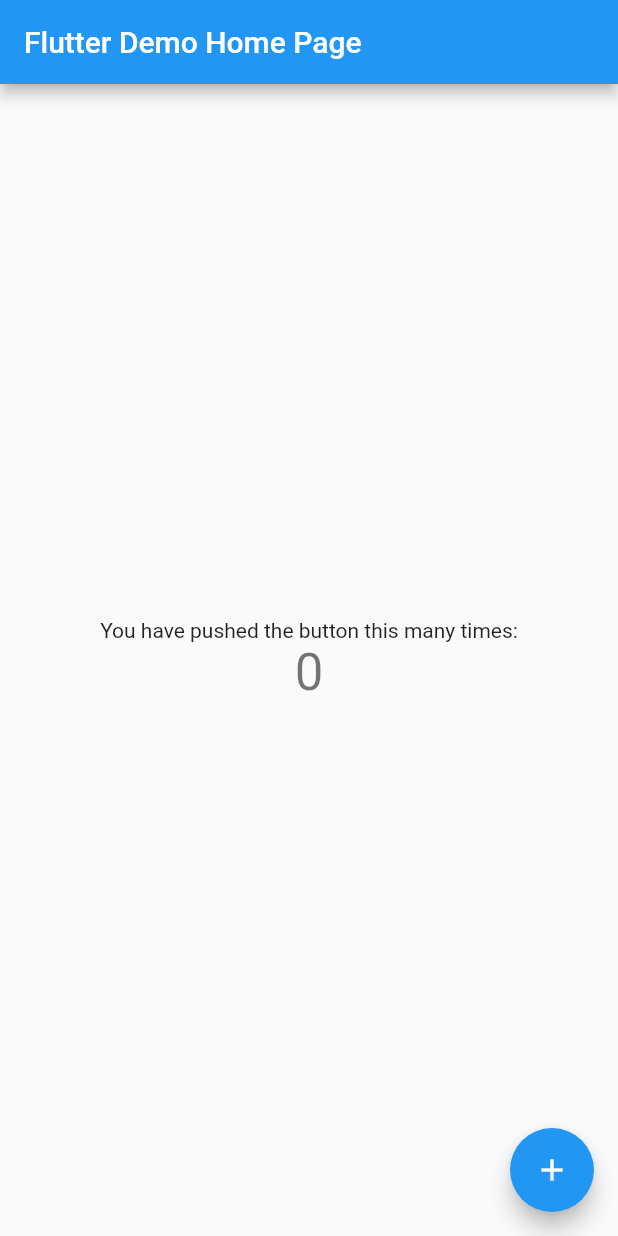
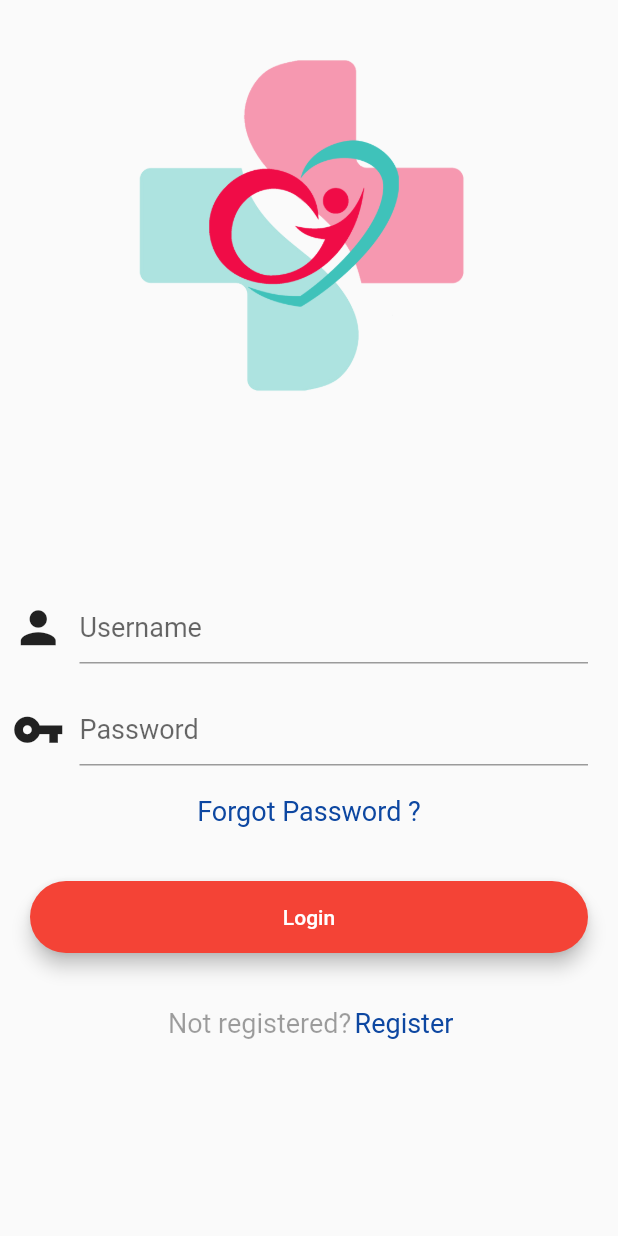
Before and after one commit to mevansupe/healthcare_app, a Flutter app: the screen it shows after launch, on a phone screen of 412 x 824 dp. Run offline on Flutter 3.47's test engine with Material 2 defaults, Android fonts, the phone set to English and light mode, and no system bars.

Commit message:
Login Screen

```diff
--- /dev/null
+++ b/lib/Components/MspButton.dart
@@ -0,0 +1,33 @@
+import 'package:flutter/material.dart';
+
+class MspButton extends StatelessWidget {
+  MspButton({this.color, this.title, @required this.onPressed});
+
+  final Color color;
+  final String title;
+  final Function onPressed;
+
+  @override
+  Widget build(BuildContext context) {
+    return Padding(
+      padding: EdgeInsets.symmetric(vertical: 16.0),
+      child: Material(
+        elevation: 5.0,
+        color: color,
+        borderRadius: BorderRadius.circular(30.0),
+        child: MaterialButton(
+          shape: RoundedRectangleBorder(
+            borderRadius: BorderRadius.circular(30.0),
+          ),
+          onPressed: onPressed,
+          minWidth: 200.0,
+          height: 48.0,
+          child: Text(
+            title,
+            style: TextStyle(color: Colors.white),
+          ),
+        ),
+      ),
+    );
+  }
+}
--- /dev/null
+++ b/lib/Screens/Login.dart
@@ -0,0 +1,153 @@
+import 'package:flutter/cupertino.dart';
+import 'package:flutter/material.dart';
+import 'package:healthcareapp/Components/MspButton.dart';
+
+class LoginPage extends StatefulWidget {
+  static String id = "LoginPage";
+
+  @override
+  _LoginPageState createState() => _LoginPageState();
+}
+
+class _LoginPageState extends State<LoginPage> {
+  final _formKey = GlobalKey<FormState>();
+
+  @override
+  Widget build(BuildContext context) {
+    return Scaffold(
+      body: SafeArea(
+        child: Form(
+          key: _formKey,
+          child: Padding(
+            padding: EdgeInsets.only(top: 40),
+            child: ListView(
+              children: <Widget>[
+                Column(
+                  mainAxisAlignment: MainAxisAlignment.center,
+                  children: <Widget>[
+                    Row(
+                      children: <Widget>[
+                        Expanded(
+                          child: Container(
+                            child: Image(image: AssetImage('Images/leee.png')),
+                          ),
+                        ),
+                      ],
+                    ),
+                    Padding(
+                      padding: EdgeInsets.only(left: 8, right: 20),
+                      child: Row(
+                        children: <Widget>[
+                          Icon(
+                            Icons.person,
+                            size: 35,
+                          ),
+                          SizedBox(
+                            width: 10,
+                          ),
+                          Expanded(
+                            child: TextFormField(
+                              decoration: InputDecoration(
+                                hintStyle: TextStyle(fontSize: 18),
+                                hintText: "Username",
+                              ),
+                            ),
+                          ),
+                        ],
+                      ),
+                    ),
+                    Padding(
+                      padding: EdgeInsets.only(left: 8, right: 20, top: 20),
+                      child: Row(
+                        children: <Widget>[
+                          Icon(
+                            Icons.vpn_key,
+                            size: 35,
+                          ),
+                          SizedBox(
+                            width: 10,
+                          ),
+                          Expanded(
+                            child: TextFormField(
+                              obscureText: true,
+                              decoration: InputDecoration(
+                                hintStyle: TextStyle(fontSize: 18),
+                                hintText: "Password",
+                              ),
+                            ),
+                          ),
+                        ],
+                      ),
+                    ),
+                    SizedBox(
+                      height: 20,
+                    ),
+                    Row(
+                      crossAxisAlignment: CrossAxisAlignment.center,
+                      children: <Widget>[
+                        Expanded(
+                          child: Text(
+                            "Forgot Password ?",
+                            textAlign: TextAlign.center,
+                            style:
+                            TextStyle(color: Colors.blue.shade900, fontSize: 18),
+                          ),
+                        ),
+                      ],
+                    ),
+                    SizedBox(
+                      height: 20,
+                    ),
+                    Row(
+                      mainAxisAlignment: MainAxisAlignment.center,
+                      children: <Widget>[
+                        Expanded(
+                          child: Padding(
+                            padding: EdgeInsets.symmetric(horizontal: 20),
+                            child: MspButton(
+                              color: Colors.red,
+                              title: "Login",
+                              onPressed: () {
+                                print("object");
+                              },
+                            ),
+                          ),
+                        )
+                      ],
+                    ),
+                    SizedBox(
+                      height: 20,
+                    ),
+                    Row(
+                      crossAxisAlignment: CrossAxisAlignment.center,
+                      children: <Widget>[
+                        Expanded(
+                          child: Row(
+                            mainAxisAlignment: MainAxisAlignment.center,
+                            children: <Widget>[
+                              Text(
+                                "Not registered? ",
+                                textAlign: TextAlign.center,
+                                style: TextStyle(color: Colors.black38, fontSize: 18),
+                              ),
+                              Text(
+                                "Register",
+                                textAlign: TextAlign.center,
+                                style: TextStyle(
+                                    color: Colors.blue.shade900, fontSize: 18),
+                              ),
+                            ],
+                          ),
+                        ),
+                      ],
+                    ),
+                  ],
+                ),
+              ],
+            ),
+          ),
+        ),
+      ),
+    );
+  }
+}
--- a/lib/main.dart
+++ b/lib/main.dart
@@ -1,4 +1,5 @@
 import 'package:flutter/material.dart';
+import 'Screens/Login.dart';
 
 void main() => runApp(MyApp());
 
@@ -7,66 +8,7 @@ class MyApp extends StatelessWidget {
   @override
   Widget build(BuildContext context) {
     return MaterialApp(
-      title: 'Flutter Demo',
-      theme: ThemeData(
-
-        primarySwatch: Colors.blue,
-      ),
-      home: MyHomePage(title: 'Flutter Demo Home Page'),
+      home: LoginPage(),
     );
   }
 }
-
-class MyHomePage extends StatefulWidget {
-  MyHomePage({Key key, this.title}) : super(key: key);
-
-
-
-  final String title;
-
-  @override
-  _MyHomePageState createState() => _MyHomePageState();
-}
-
-class _MyHomePageState extends State<MyHomePage> {
-  int _counter = 0;
-
-  void _incrementCounter() {
-    setState(() {
-
-      _counter++;
-    });
-  }
-
-  @override
-  Widget build(BuildContext context) {
-
-    return Scaffold(
-      appBar: AppBar(
-
-        title: Text(widget.title),
-      ),
-      body: Center(
-
-        child: Column(
-
-          mainAxisAlignment: MainAxisAlignment.center,
-          children: <Widget>[
-            Text(
-              'You have pushed the button this many times:',
-            ),
-            Text(
-              '$_counter',
-              style: Theme.of(context).textTheme.display1,
-            ),
-          ],
-        ),
-      ),
-      floatingActionButton: FloatingActionButton(
-        onPressed: _incrementCounter,
-        tooltip: 'Increment',
-        child: Icon(Icons.add),
-      ), // This trailing comma makes auto-formatting nicer for build methods.
-    );
-  }
-}
```
Also changed, not shown: pubspec.yaml (+2 -9 lines), Images/leee.png (added).
